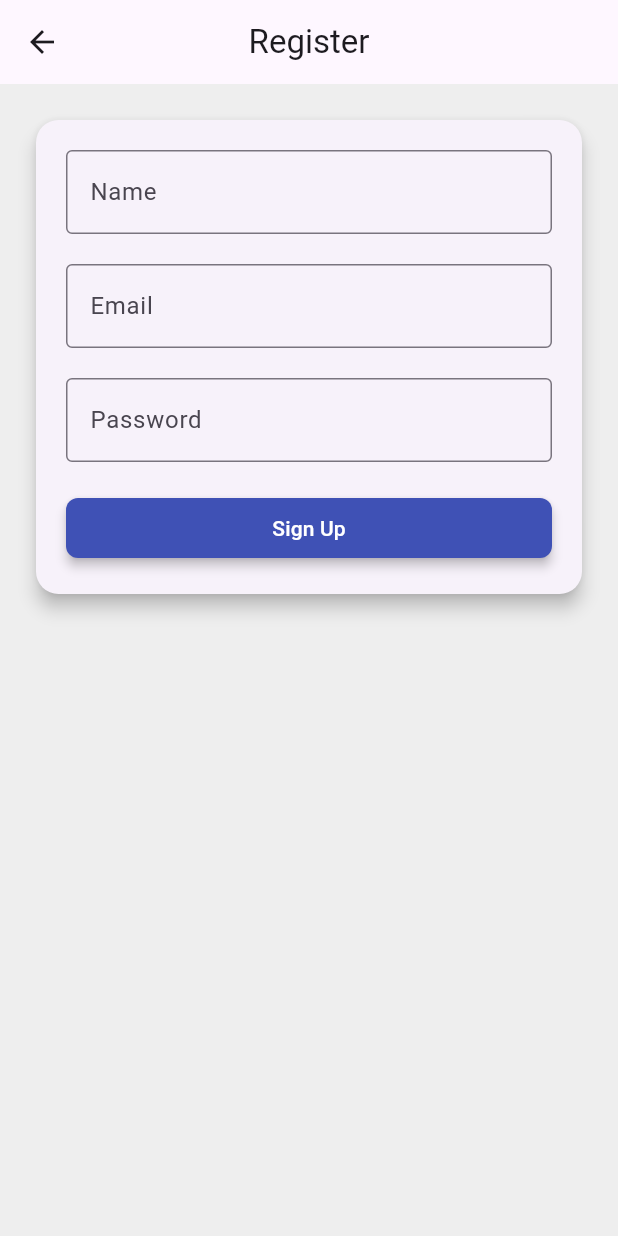
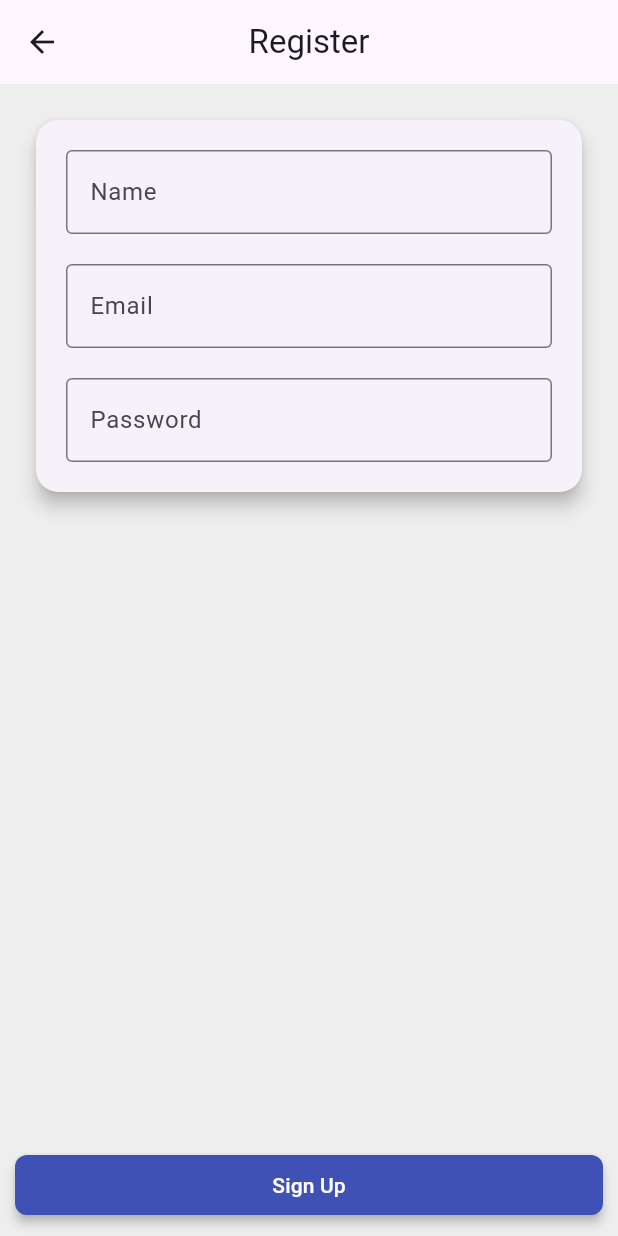
Before and after one commit to St-Daniel-H/LiuClubHouse, a Flutter app: the screen it shows after launch, after a tap on "Sign Up", on a phone screen of 412 x 824 dp. Run offline on Flutter 3.47's test engine with Material 3 defaults, Android fonts, the phone set to English and light mode, and no system bars.

Commit message:
Added saveUser Logic For SignUp

```diff
--- a/MobileUser/lib/main.dart
+++ b/MobileUser/lib/main.dart
@@ -1,8 +1,9 @@
 import 'package:flutter/material.dart';
 import 'package:http/http.dart' as http;
 import 'dart:convert' as convert;
+const baseURL = 'liuclubhouse.000webhostapp.com';
+void main() {
 
-void main() {
   runApp(const MyApp());
 }
 
@@ -46,7 +47,11 @@ class LoginPage extends StatelessWidget {
         title: const Text('Login'),
         centerTitle: true,
       ),
-      body: SingleChildScrollView(
+      body: Column(
+        crossAxisAlignment: CrossAxisAlignment.stretch,
+        children: [
+          Expanded(
+            child: SingleChildScrollView(
               padding: const EdgeInsets.all(20.0),
               child: Card(
                 elevation: 5,
@@ -82,23 +87,39 @@ class LoginPage extends StatelessWidget {
                         ),
                       ),
                       const SizedBox(height: 20),
+                    ],
+                  ),
+                ),
+              ),
+            ),
+          ),
+          Padding(
+            padding: const EdgeInsets.all(20.0),
+            child: Column(
+              mainAxisSize: MainAxisSize.min,
+              crossAxisAlignment: CrossAxisAlignment.stretch,
+              children: [
+                ElevatedButton(
+                  onPressed: () {
+
+                  },
+                  child: const Text('Sign In'),
+                ),
+                const SizedBox(height: 10),
                 ElevatedButton(
                   onPressed: () {
                     Navigator.pushNamed(context, '/signup');
                   },
+                  style: ButtonStyle(
+                    minimumSize: MaterialStateProperty.all(const Size(150, 50)),
+                    padding: MaterialStateProperty.all(const EdgeInsets.all(15)),
+                  ),
                   child: const Text('Sign Up'),
-                ),
-                const SizedBox(height: 10),
-                ElevatedButton(
-                  onPressed: () {
-                    // Implement Sign In logic here
-                  },
-                  child: const Text('Sign In'),
                 ),
               ],
             ),
           ),
-        ),
+        ],
       ),
     );
   }
@@ -175,7 +196,7 @@ class _SignUpPageState extends State<SignUpPage> {
                       border: OutlineInputBorder(),
                     ),
                   ),
-                  const SizedBox(height: 20,width: 200),
+                  const SizedBox(height: 20),
                   TextFormField(
                     validator: (value) =>
                     (value == null || value.isEmpty) ? 'Please fill Password' : null,
@@ -186,20 +207,26 @@ class _SignUpPageState extends State<SignUpPage> {
                       border: OutlineInputBorder(),
                     ),
                   ),
-                  const SizedBox(height: 20,width: 200),
-                  ElevatedButton(
+                ],
+              ),
+            ),
+          ),
+        ),
+      ),
+      bottomNavigationBar: Padding(
+        padding: const EdgeInsets.all(10.0),
+        child: ElevatedButton(
           onPressed: () {
             if (_formKey.currentState!.validate()) {
               setState(() {
                 _loading = true;
               });
-                        // Implement saving user logic here (same as previous code)
-                        // saveUser(
-                        //   update,
-                        //   _controllerName.text,
-                        //   _controllerEmail.text,
-                        //   _controllerPass.text,
-                        // );
+              saveUser(
+                update,
+                _controllerName.text,
+                _controllerEmail.text,
+                _controllerPass.text,
+              );
             }
           },
           child: _loading
@@ -208,12 +235,28 @@ class _SignUpPageState extends State<SignUpPage> {
           )
               : const Text('Sign Up'),
         ),
-                ],
-              ),
-            ),
-          ),
-        ),
       ),
     );
   }
 }
+void saveUser(Function(String) update, String name, String email, String password) async {
+  try {
+    final url = Uri.https(baseURL, 'signup.php');
+    final response = await http
+        .post(url,
+        headers: <String, String>{
+          'content-type': 'application/json; charset=UTF-8'
+        },
+        body: convert.jsonEncode(<String, String>{
+          'name': name,
+          'email': email,
+          'key': 'your_key'
+        }))
+        .timeout(const Duration(seconds: 5));
+    if (response.statusCode == 200) {
+      update(response.body);
+    }
+  } catch (e) {
+    update(e.toString());
+  }
+}
```
Lines whose indentation alone changed are shown as unchanged.
